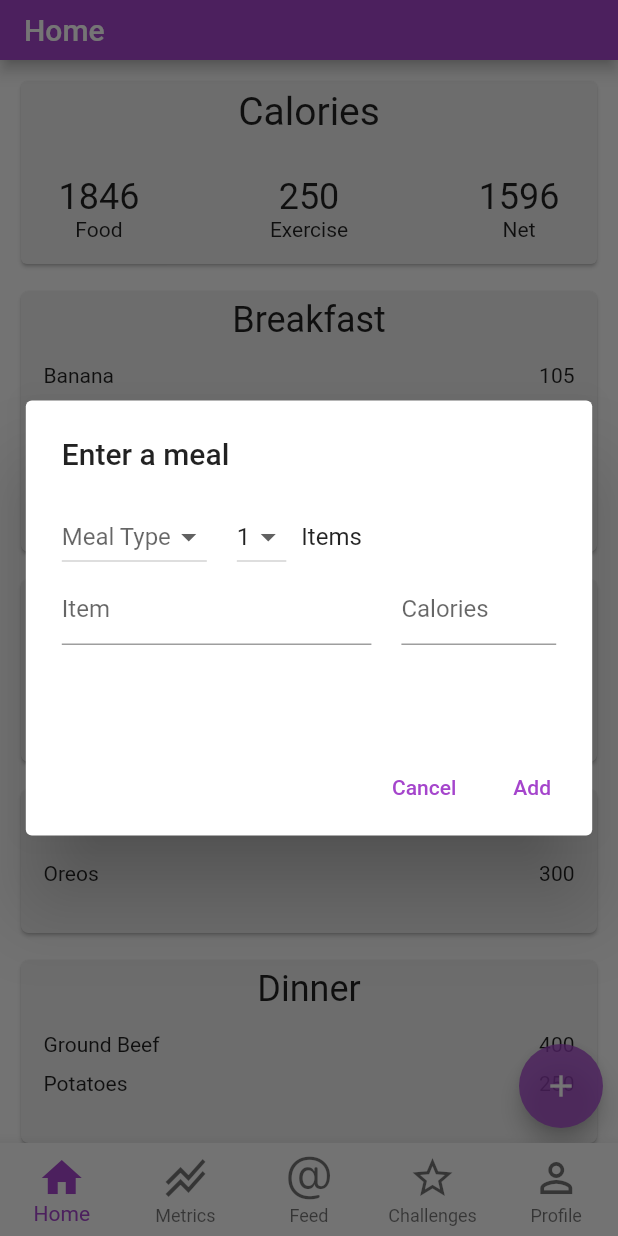
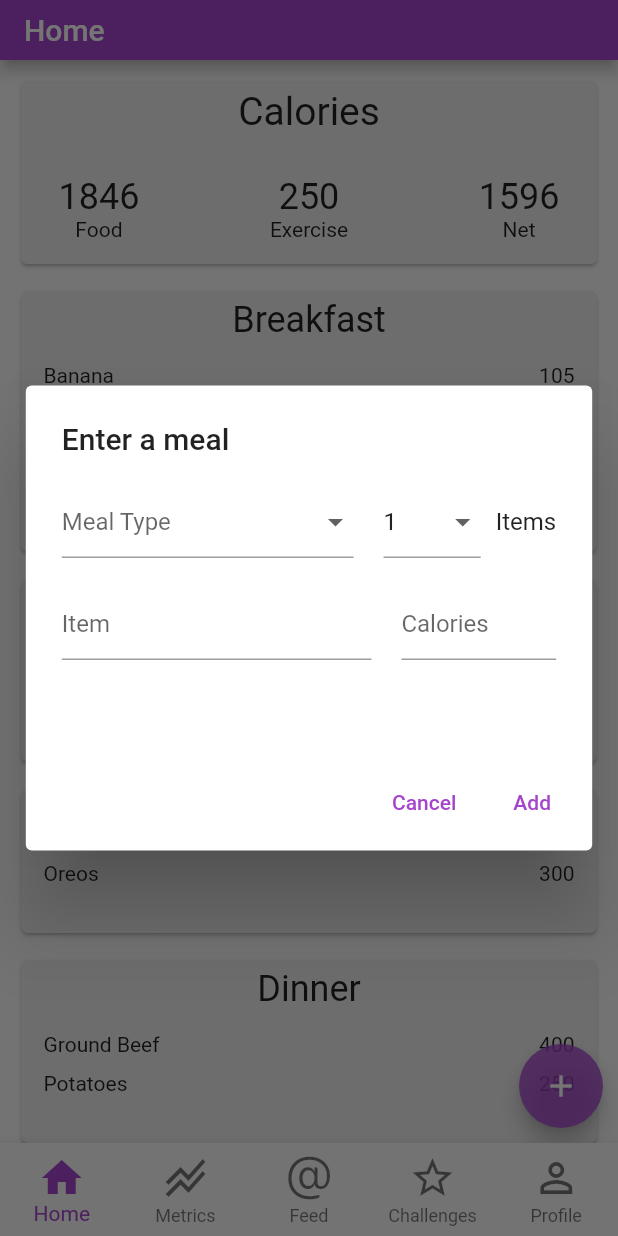
Before and after one commit to bakhtw1/Trifit, a Flutter app: the screen it shows after launch, after a tap on the "add" icon, on a phone screen of 412 x 824 dp. Run offline on Flutter 3.47's test engine with Material 2 defaults, Android fonts, the phone set to English and light mode, and no system bars.

Commit message:
Add validation using a functioning form

```diff
--- a/lib/Screens/home.dart
+++ b/lib/Screens/home.dart
@@ -58,26 +58,13 @@ class _HomePageState extends State<HomePage> {
     String error = "";
     String mealTypeDropdownValue = "";
     int numberOfItems = 1;
+    final _formKey = GlobalKey<FormState>();
 
     List<TextEditingController> itemControllers = [TextEditingController()];
     List<TextEditingController> calorieControllers = [TextEditingController()];
 
     List<Widget> itemRows = [
-              Row(
-                children: [
-                  Expanded(
-                    flex: 2,
-                    child: TextFormField(
-                    controller: itemControllers[0],
-                    decoration: InputDecoration(hintText: "Item"),
-                  )),
-                  SizedBox(width: 20),
-                     Expanded(child: TextFormField(
-                    controller: calorieControllers[0],
-                    decoration: InputDecoration(hintText: "Calories"),
-                  )),
-                ],
-              ),
+      newItemRow(itemControllers[0], calorieControllers[0])
     ];
 
     showDialog(
@@ -91,6 +78,8 @@ class _HomePageState extends State<HomePage> {
           content: Container(
               width: MediaQuery.of(context).size.width*0.8,
               child: SingleChildScrollView(
+                child: Form(
+                  key: _formKey,
                   child: Column(
                     children: [
                       Align(
@@ -102,6 +91,7 @@ class _HomePageState extends State<HomePage> {
                                 onValueSelected: (String value) { mealTypeDropdownValue = value; },
                                 dropdownOptions: ["Snack", "Breakfast", "Lunch", "Dinner"],
                                 placeholderText: "Meal Type",
+                                flex: 3,
                               )
                             ),
                             SizedBox(width: 20),
@@ -131,7 +121,7 @@ class _HomePageState extends State<HomePage> {
                                   }
                                 });
                               },
-                            dropdownOptions: ["1", "2", "3", "4"],
+                              dropdownOptions: ["1", "2", "3", "4", "5", "6"],
                               placeholderText: " ",
                               // This sets 1 to be the default selected item
                               isDefaultValueFirstItem: numberOfItems == 1,
@@ -141,10 +131,12 @@ class _HomePageState extends State<HomePage> {
                           ],
                         )
                       ),
+                      SizedBox(height: 20),
                       ...itemRows,
                       SizedBox(height: 20),
                       Align(alignment: Alignment.topLeft, child: Text(error, style: tfStyle.errorTextStyle)),
                     ],
+                  )
                 )
             ),
           ),
@@ -155,14 +147,12 @@ class _HomePageState extends State<HomePage> {
             ),
             TextButton(
               onPressed: () {
-                var errorString = validateMeal(mealTypeDropdownValue, itemControllers, calorieControllers);
-                if (errorString == "") {
+                if (_formKey.currentState!.validate()) {
+                  ScaffoldMessenger.of(context).showSnackBar(
+                    SnackBar(content: Text('Successfully added meal'), backgroundColor: Colors.green,),
+                  );
+                  Navigator.pop(context);
                   makeMealModel(mealTypeDropdownValue, itemControllers, calorieControllers);
-                  Navigator.pop(context);
-                } else {
-                  setState(() {
-                    error = errorString;
-                  });
                 }
               },
               child: Text('Add'),
@@ -173,31 +163,17 @@ class _HomePageState extends State<HomePage> {
     );
   }
 
-  String validateMeal(String mealType, List<TextEditingController> itemControllers, List<TextEditingController> calorieControllers) {
-    String errorString = "";
-    for (int i = 0; i < itemControllers.length; i++) {
-      if (itemControllers[i].text == "" && !errorString.contains("- Item names must not be empty")) {
-          errorString += "- Item names must not be empty\n";
-      }
-      if (calorieControllers[i].text == "" && !errorString.contains("- Item calories must not be empty")) {
-        errorString += "- Item calories must not be empty\n";
-      }
-      else if (num.tryParse(calorieControllers[i].text) == null && !errorString.contains("- Item calories must be a number") && !errorString.contains("- Item calories must not be empty")) {
-        errorString += "- Item calories must be a number\n";
-      }
-    }
-    if (mealType == "" && !mealType.contains("- Meal type must be selected")) {
-      errorString += "- Meal type must be selected\n";
-    }
-    return errorString;
-  }
-
   MealModel makeMealModel(String mealType, List<TextEditingController> itemControllers, List<TextEditingController> calorieControllers) {
     List<Item> items = [];
     for (int i = 0; i < itemControllers.length; i++) {
       items.add(Item(itemControllers[i].text, int.parse(calorieControllers[i].text)));
     }
-    return MealModel(items, mealType);
+    var mealModel = MealModel(items, mealType);
+    print(mealModel.mealType);
+    for (var item in mealModel.items) {
+      print(item.name + " " + item.calories.toString() + "\n");
+    }
+    return mealModel;
   }
 
   Row newItemRow(TextEditingController itemController, TextEditingController calorieController) {
@@ -210,7 +186,7 @@ class _HomePageState extends State<HomePage> {
             decoration: InputDecoration(hintText: "Item"),
             validator: (value) {
               if (value == null || value.isEmpty) {
-                return 'Please enter some text';
+                return 'Required';
               }
               return null;
             },
@@ -222,6 +198,15 @@ class _HomePageState extends State<HomePage> {
               keyboardType: TextInputType.number,
               controller: calorieController,
               decoration: InputDecoration(hintText: "Calories"),
+              validator: (value) {
+                if (value == null || value.isEmpty) {
+                  return 'Required';
+                }
+                if (num.tryParse(value) == null) {
+                  return 'Must be number';
+                }
+                return null;
+              },
             )
         ),
       ],
--- a/lib/components/dropdown.dart
+++ b/lib/components/dropdown.dart
@@ -6,7 +6,8 @@ class DropdownMenu extends StatefulWidget {
   final List<String> dropdownOptions;
   final String placeholderText;
   bool isDefaultValueFirstItem;
-  DropdownMenu({required this.onValueSelected, required this.dropdownOptions, required this.placeholderText, this.isDefaultValueFirstItem = false});
+  int flex;
+  DropdownMenu({required this.onValueSelected, required this.dropdownOptions, required this.placeholderText, this.isDefaultValueFirstItem = false, this.flex = 1});
 
   @override
   _DropdownMenuState createState() => _DropdownMenuState();
@@ -25,7 +26,14 @@ class _DropdownMenuState extends State<DropdownMenu> {
       _value = widget.dropdownOptions[0];
       widget.isDefaultValueFirstItem = false;
     }
-    return DropdownButton<String>(
+    return Expanded(
+      flex: widget.flex,
+      child: DropdownButtonFormField<String>(
+        validator: (value) {
+          if (value == null) {
+            return "Select an option";
+          }
+        },
         items: menuItems,
         onChanged: (String? value) {
           setState(() {
@@ -35,6 +43,6 @@ class _DropdownMenuState extends State<DropdownMenu> {
         },
         hint: Text(widget.placeholderText),
         value: _value,
-    );
+    ));
   }
 }
```
Lines whose indentation alone changed are shown as unchanged.
